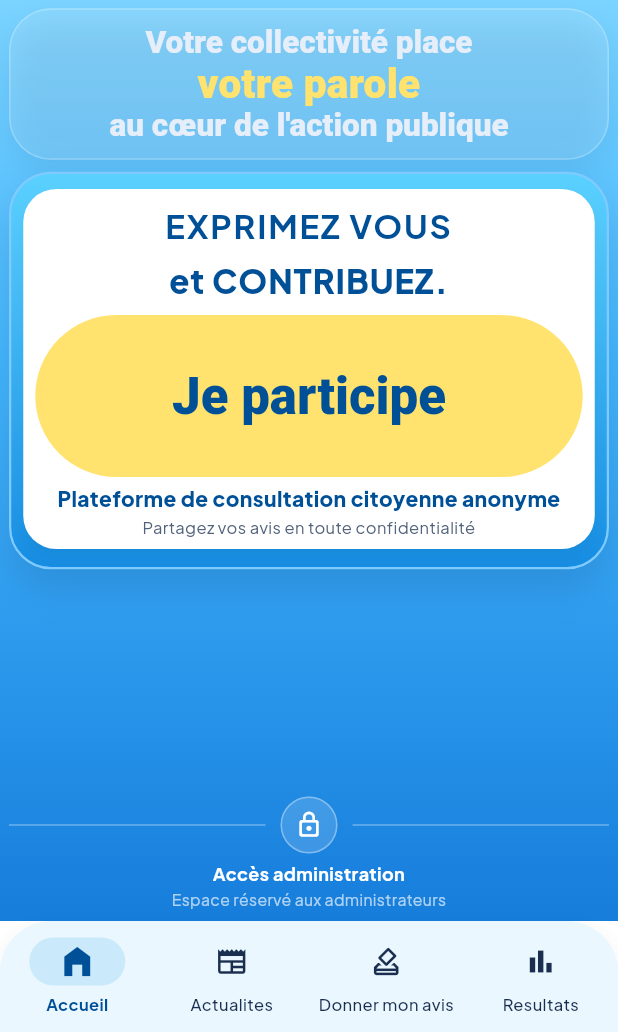
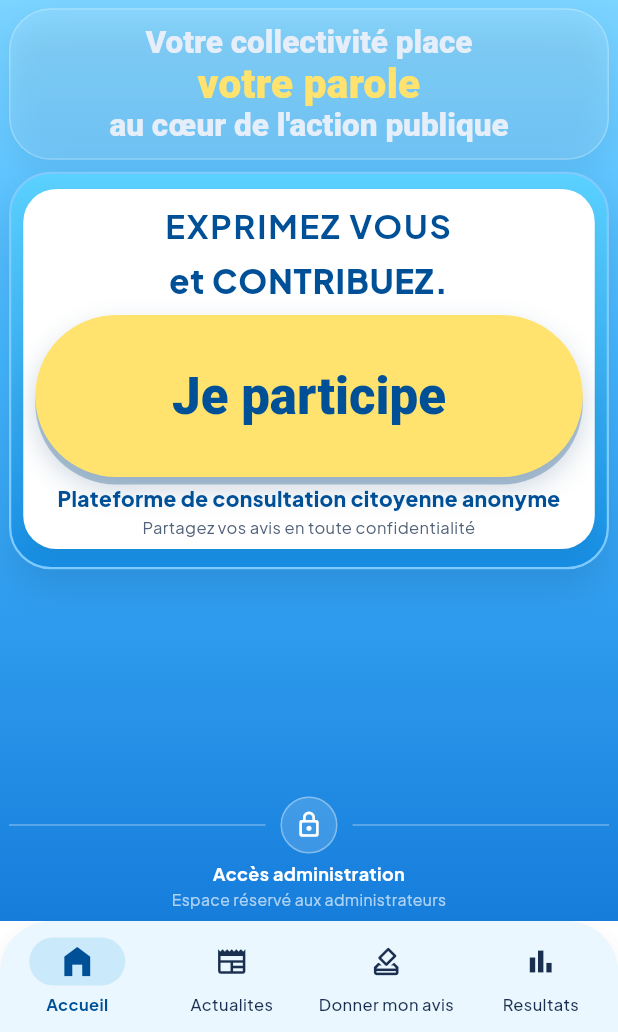
Before and after one commit to stef25fwi/citoyen-peyi, a Flutter app: the screen it shows after launch, on a phone screen of 412 x 824 dp, the part 204-1236 px from its top. Run offline on Flutter 3.47's test engine with Material 3 defaults, Android fonts, the phone set to English and light mode, and no system bars; our stand-ins replace cloud_firestore, firebase_auth, firebase_core, firebase_messaging, fl_chart, google_fonts and 3 more; missing offline and left inert: dart:html, firebase_app_check; accounts and stored records are empty.

Commit message:
Mise à jour Citoyen Peyi

```diff
--- a/flutter_app/lib/pages/home_page.dart
+++ b/flutter_app/lib/pages/home_page.dart
@@ -520,7 +520,23 @@ class _ActionCard extends StatelessWidget {
       children: [
         _buttonLeadText(),
         SizedBox(height: gap),
-        SizedBox(
+        DecoratedBox(
+          decoration: BoxDecoration(
+            borderRadius: BorderRadius.circular(999),
+            boxShadow: const [
+              BoxShadow(
+                color: Color(0x33003366),
+                blurRadius: 16,
+                offset: Offset(0, 8),
+              ),
+              BoxShadow(
+                color: Color(0x55215A8A),
+                blurRadius: 0,
+                offset: Offset(0, 5),
+              ),
+            ],
+          ),
+          child: SizedBox(
             height: buttonHeight,
             child: FilledButton(
               onPressed: onTap,
@@ -536,6 +552,7 @@ class _ActionCard extends StatelessWidget {
                 ),
               ),
               child: const Text('Je participe'),
+            ),
           ),
         ),
         SizedBox(height: gap),
```
Also changed, not shown: 2 other files. Lines whose indentation alone changed are shown as unchanged.
